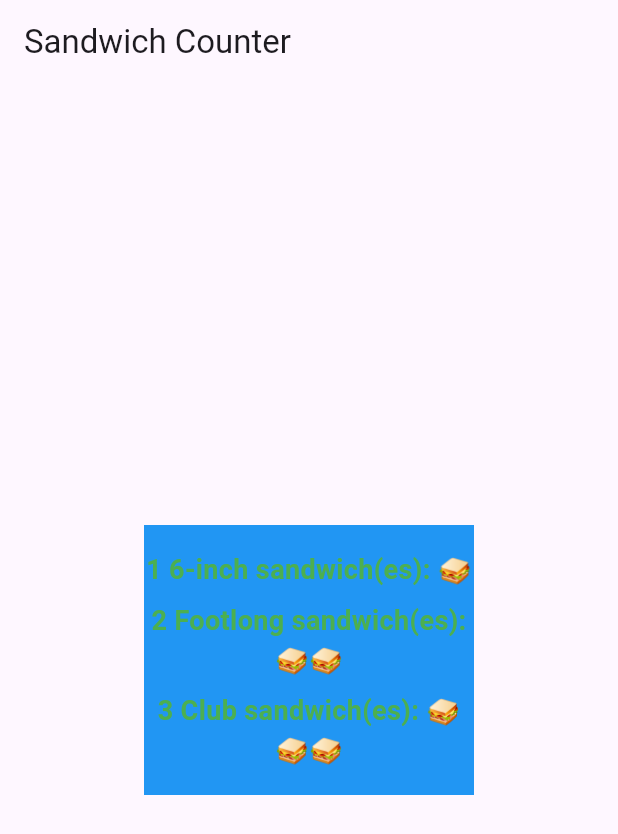
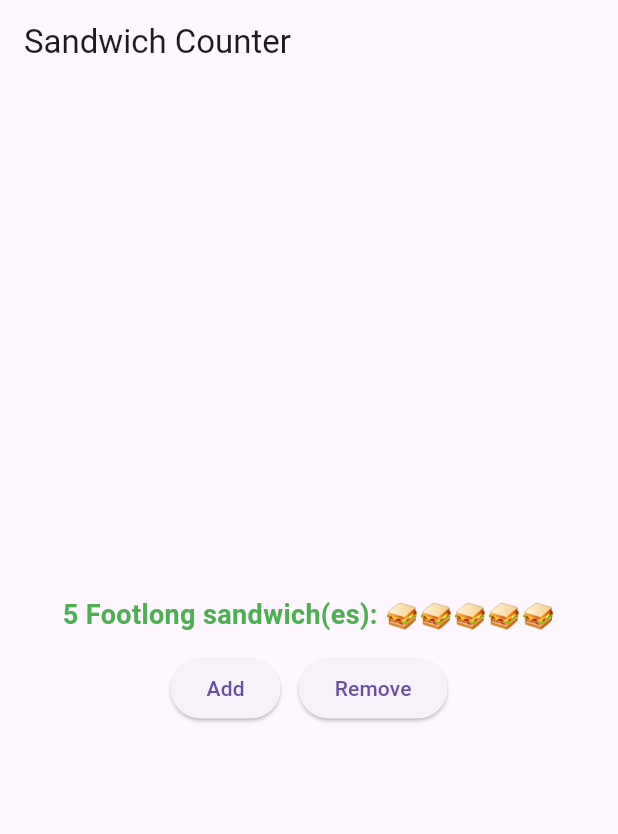
Before and after one commit to Kafanga365/sandwich_shop, a Flutter app: the screen it shows after launch, on a phone screen of 412 x 824 dp. Shown: the top 834 px of the screen. Run offline on Flutter 3.47's test engine with Material 3 defaults, Android fonts, the phone set to English and light mode, and no system bars.

Commit message:
Implemented an add & remove button

```diff
--- a/sandwich_shop/lib/main.dart
+++ b/sandwich_shop/lib/main.dart
@@ -13,24 +13,28 @@ class App extends StatelessWidget {
       title: 'Sandwich Shop App',
       home: Scaffold(
         appBar: AppBar(title: const Text('Sandwich Counter')),
+        // The updated body: centered Column with sandwich display and Add/Remove buttons
         body: Center(
-          child: Container(
-            width: 220.0,
-            height: 180.0,
-            color: Colors.blue,
-            alignment: Alignment.center,
-            child: Column(
-              mainAxisSize: MainAxisSize.min,
-              mainAxisAlignment: MainAxisAlignment.center,
-              crossAxisAlignment: CrossAxisAlignment.center,
-              children: <Widget>[
-                const OrderItemDisplay(1, '6-inch'),
-                const SizedBox(height: 8.0),
-                const OrderItemDisplay(2, 'Footlong'),
-                const SizedBox(height: 8.0),
-                const OrderItemDisplay(3, 'Club'),
-              ],
-            ),
+          child: Column(
+            mainAxisAlignment: MainAxisAlignment.center,
+            children: [
+              const OrderItemDisplay(5, 'Footlong'),
+              const SizedBox(height: 12.0),
+              Row(
+                mainAxisAlignment: MainAxisAlignment.center,
+                children: [
+                  ElevatedButton(
+                    onPressed: () => debugPrint('Add button pressed!'),
+                    child: const Text('Add'),
+                  ),
+                  const SizedBox(width: 12.0),
+                  ElevatedButton(
+                    onPressed: () => debugPrint('Remove button pressed!'),
+                    child: const Text('Remove'),
+                  ),
+                ],
+              ),
+            ],
           ),
         ),
       ),
@@ -48,7 +52,7 @@ class OrderItemDisplay extends StatelessWidget {
   Widget build(BuildContext context) {
     return Text(
       '$quantity $itemType sandwich(es): ${'🥪' * quantity}',
-      style: TextStyle(
+      style: const TextStyle(
         color: Colors.green,
         fontWeight: FontWeight.bold,
         fontSize: 18.0,
```
